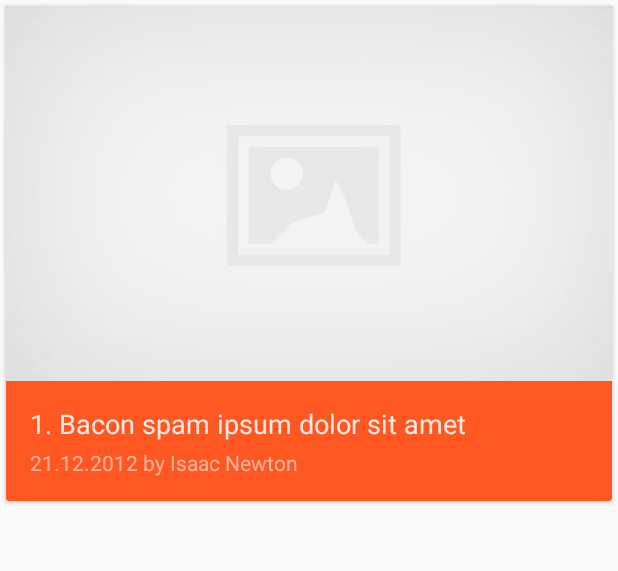
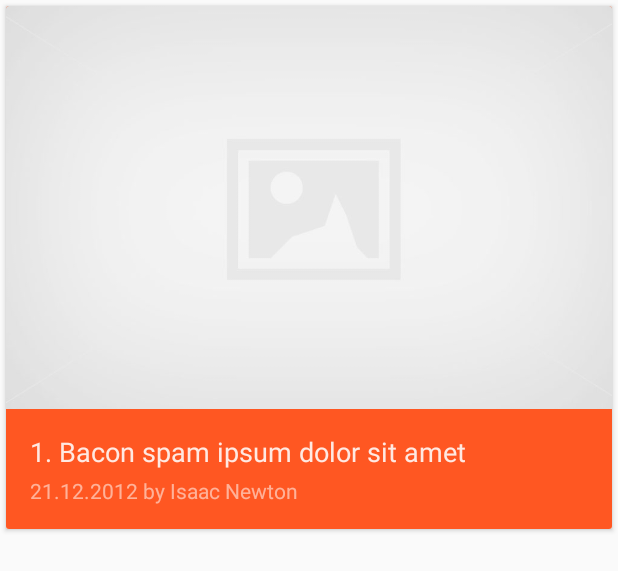
Before and after one commit to Ravind88/XYZReader2, an Android app: the layout item_article.xml on its own in the app's theme, with its tools: preview values and no code run, on a phone screen of 412 x 824 dp. Shown: the top 571 px of the screen. Run offline under Robolectric (Android 15) with nearby library versions, the phone set to English and light mode, and no system bars.

```diff
--- a/app/src/main/java/com/example/xyzreader/ui/adapter/ArticlesAdapter.java
+++ b/app/src/main/java/com/example/xyzreader/ui/adapter/ArticlesAdapter.java
@@ -15,6 +15,7 @@ import android.widget.TextView;
 import com.bumptech.glide.Glide;
 import com.example.xyzreader.R;
 import com.example.xyzreader.data.ArticleLoader;
+import com.example.xyzreader.ui.widget.AspectLockedImageView;
 import com.github.florent37.glidepalette.GlidePalette;
 
 import butterknife.Bind;
@@ -78,7 +79,7 @@ public final class ArticlesAdapter extends RecyclerView.Adapter<ArticlesAdapter.
         @Bind(R.id.article_item_footer_container)
         View footerContainerView;
         @Bind(R.id.article_item_photo)
-        ImageView thumbnailView;
+        AspectLockedImageView thumbnailView;
         @Bind(R.id.article_item_title)
         TextView titleView;
         @Bind(R.id.article_item_subtitle)
@@ -123,6 +124,7 @@ public final class ArticlesAdapter extends RecyclerView.Adapter<ArticlesAdapter.
             }
 
             String imageUrl = mCursor.getString(ArticleLoader.Query.THUMB_URL);
+            thumbnailView.setAspectRatio(mCursor.getFloat(ArticleLoader.Query.ASPECT_RATIO));
             Glide.with(mActivity)
                     .load(imageUrl)
                     .crossFade()
@@ -130,6 +132,7 @@ public final class ArticlesAdapter extends RecyclerView.Adapter<ArticlesAdapter.
                     .listener(GlidePalette.with(imageUrl).intoCallBack(new CallBack() {
                         @Override
                         public void onPaletteLoaded(Palette palette) {
+
                             applyColors(palette.getVibrantSwatch());
                         }
                     }))
--- a/app/src/main/java/com/example/xyzreader/ui/fragment/ArticleFragment.java
+++ b/app/src/main/java/com/example/xyzreader/ui/fragment/ArticleFragment.java
@@ -250,6 +250,7 @@ public class ArticleFragment extends BaseFragment implements LoaderManager.Loade
 
             mPhotoView.setAspectRatio(mCursor.getFloat(ArticleLoader.Query.ASPECT_RATIO));
             String photoUrl = mCursor.getString(ArticleLoader.Query.PHOTO_URL);
+
             Glide.with(this)
                     .load(photoUrl)
                     .placeholder(R.color.photo_placeholder)
--- a/app/src/main/res/layout/fragment_article.xml
+++ b/app/src/main/res/layout/fragment_article.xml
@@ -27,13 +27,12 @@
                     android:id="@+id/article_detail_photo"
                     android:layout_width="match_parent"
                     android:layout_height="match_parent"
-                    android:maxHeight="@dimen/article_detail_photo_max_width"
                     android:scaleType="centerCrop"
                     app:aspectRatio="@dimen/placeholder_article_aspect_ratio" />
 
                 <View
                     android:layout_width="match_parent"
-                    android:layout_height="112dp"
+                    android:layout_height="wrap_content"
                     android:background="@drawable/photo_background_protection" />
 
             </FrameLayout>
--- a/app/src/main/res/layout/item_article.xml
+++ b/app/src/main/res/layout/item_article.xml
@@ -14,13 +14,14 @@
         android:layout_height="wrap_content"
         android:orientation="vertical">
 
-        <ImageView
+        <com.example.xyzreader.ui.widget.AspectLockedImageView
             android:id="@+id/article_item_photo"
             android:layout_width="match_parent"
-            android:layout_height="250dp"
+            android:layout_height="wrap_content"
             android:background="@color/photo_placeholder"
             android:contentDescription="@string/article_thumbnail"
             android:scaleType="centerCrop"
+            app:aspectRatio="@dimen/placeholder_article_aspect_ratio"
             tools:src="@drawable/placeholder" />
 
         <LinearLayout
--- a/app/src/main/res/values/dimens.xml
+++ b/app/src/main/res/values/dimens.xml
@@ -35,7 +35,7 @@
     <dimen name="fab_compat_border">0dp</dimen>
 
     <!-- list -->
-    <integer name="articles_column_count">1</integer>
+    <integer name="articles_column_count">2</integer>
 
     <!-- detail -->
     <bool name="article_detail_is_card">false</bool>
```
Also changed, not shown: app/src/main/res/values/placeholders.xml (+0 -1 lines).
